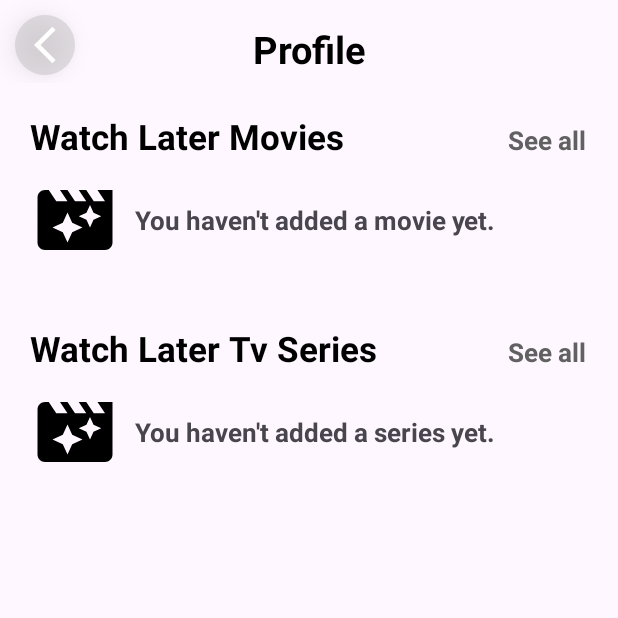
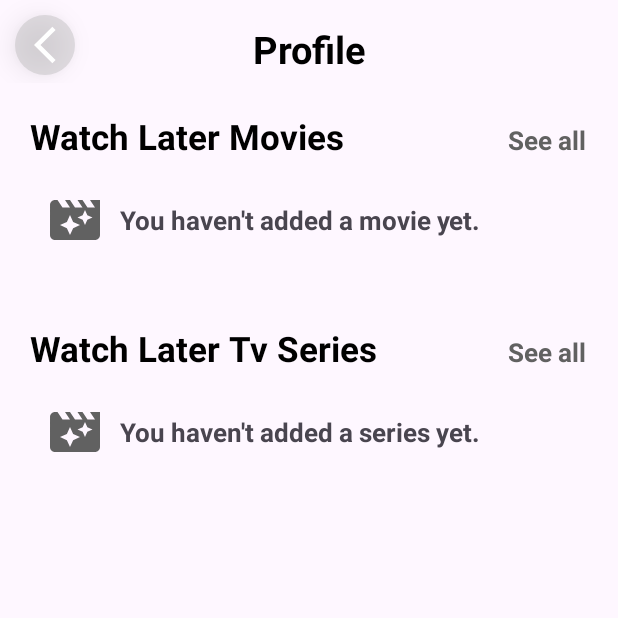
Before and after one commit to DogacTanriverdi/MovieApp, an Android app: the ProfileFragment screen opened through its navigation route, on a phone screen of 412 x 824 dp, the top half of it. Run offline under Robolectric (Android 15) with nearby library versions, the phone set to English and light mode, and no system bars; our stand-ins replace Dagger/Hilt's generated code, Room's generated code, Shimmer; pictures from the network do not load.

Commit message:
Edit haven't add a movies / series icon

```diff
--- a/app/src/main/res/layout/fragment_profile.xml
+++ b/app/src/main/res/layout/fragment_profile.xml
@@ -132,12 +132,14 @@
                     android:layout_width="match_parent"
                     android:layout_height="wrap_content"
                     android:visibility="gone"
+                    android:layout_margin="10dp"
                     android:orientation="horizontal">
 
                     <ImageView
-                        android:layout_width="60dp"
-                        android:layout_height="60dp"
+                        android:layout_width="40dp"
+                        android:layout_height="40dp"
                         android:layout_margin="10dp"
+                        app:tint="@color/hint_color"
                         android:scaleType="centerCrop"
                         android:src="@drawable/ic_movie_filter" />
 
@@ -233,15 +235,17 @@
                 <LinearLayout
                     android:id="@+id/haventAddSeriesLayout"
                     android:layout_width="match_parent"
+                    android:layout_margin="10dp"
                     android:layout_height="wrap_content"
                     android:visibility="gone"
                     android:orientation="horizontal">
 
                     <ImageView
                         android:id="@+id/tvYouHaventAddedAMovieYet"
-                        android:layout_width="60dp"
-                        android:layout_height="60dp"
+                        android:layout_width="40dp"
+                        android:layout_height="40dp"
                         android:layout_margin="10dp"
+                        app:tint="@color/hint_color"
                         android:scaleType="centerCrop"
                         android:src="@drawable/ic_movie_filter" />
 
```
